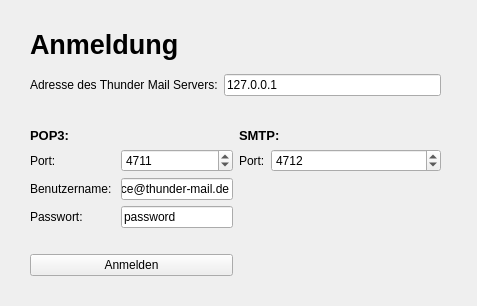
Before: the Qt Designer form thunder_mail_client/login_widget.ui in SH1RL0CK/thunder_mail, drawn with Qt 5.
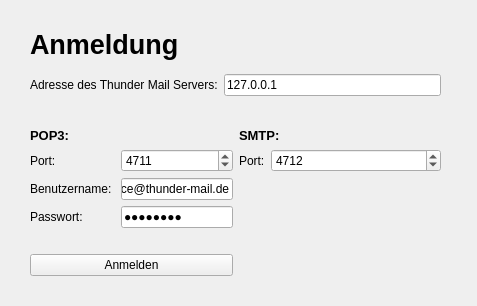
After: the same form once the commit is applied.

What changed in the file:
```diff
--- a/thunder_mail_client/login_widget.ui
+++ b/thunder_mail_client/login_widget.ui
@@ -116,6 +116,9 @@
           <property name="text">
            <string>password</string>
           </property>
+          <property name="echoMode">
+           <enum>QLineEdit::PasswordEchoOnEdit</enum>
+          </property>
          </widget>
         </item>
        </layout>
```
Left out of the diff: 3 changed lines with no effect on the pictures.
